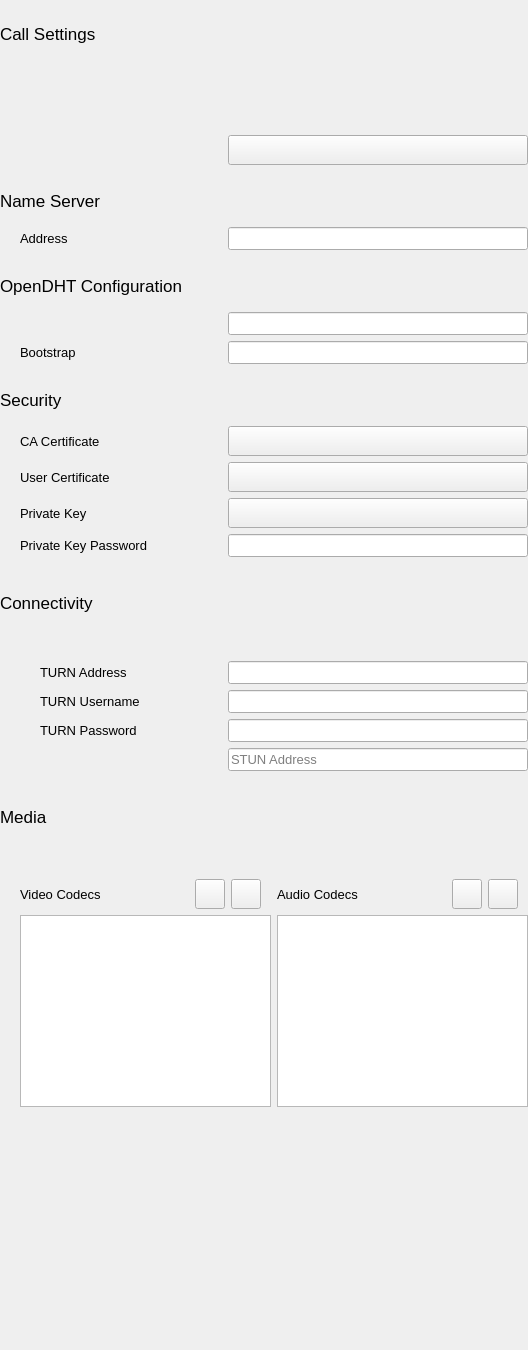
Above: src/advancedsettingswidget.ui from savoirfairelinux/jami-client-windows before the change. Below: the same form after it.
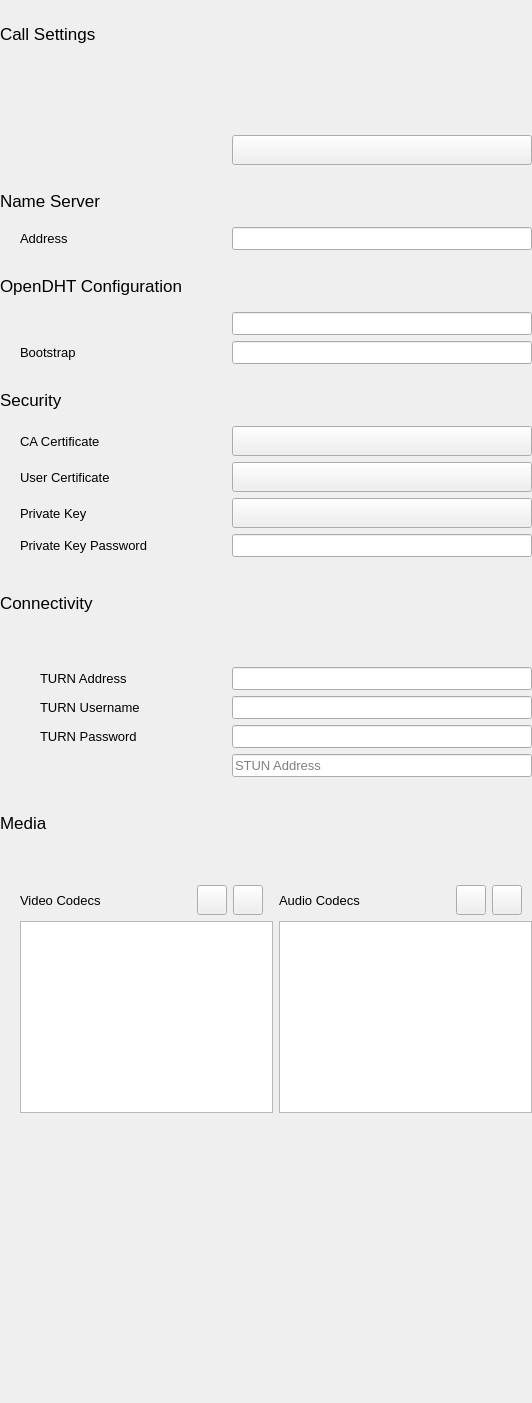
That is the form after the change. Icons and pictures are not drawn. Custom widgets are drawn as their Qt base class.

Commit message: peer discovery: add toggle swtich to enable auto connect                 on local network

Diff of the .ui file:
```diff
--- a/src/advancedsettingswidget.ui
+++ b/src/advancedsettingswidget.ui
@@ -6,8 +6,8 @@
    <rect>
     <x>0</x>
     <y>0</y>
-    <width>528</width>
-    <height>1350</height>
+    <width>532</width>
+    <height>1403</height>
    </rect>
   </property>
   <property name="windowTitle">
@@ -796,32 +796,19 @@
          <property name="leftMargin">
           <number>0</number>
          </property>
+         <item row="2" column="0">
+          <widget class="ToggleSwitch" name="checkBoxTurnEnable" native="true">
+           <property name="font">
+            <font>
+             <pointsize>10</pointsize>
+            </font>
+           </property>
+           <property name="text" stdset="0">
+            <string>Use TURN</string>
+           </property>
+          </widget>
+         </item>
          <item row="3" column="2">
-          <widget class="QLineEdit" name="lineEditTurnUsername">
-           <property name="font">
-            <font>
-             <pointsize>10</pointsize>
-            </font>
-           </property>
-          </widget>
-         </item>
-         <item row="0" column="1">
-          <spacer name="horizontalSpacer_5">
-           <property name="orientation">
-            <enum>Qt::Horizontal</enum>
-           </property>
-           <property name="sizeType">
-            <enum>QSizePolicy::MinimumExpanding</enum>
-           </property>
-           <property name="sizeHint" stdset="0">
-            <size>
-             <width>40</width>
-             <height>20</height>
-            </size>
-           </property>
-          </spacer>
-         </item>
-         <item row="2" column="2">
           <widget class="QLineEdit" name="lineEditTurnAddress">
            <property name="sizePolicy">
             <sizepolicy hsizetype="Fixed" vsizetype="Fixed">
@@ -845,99 +832,16 @@
            </property>
           </widget>
          </item>
-         <item row="5" column="2">
-          <widget class="QLineEdit" name="lineEditSTUNAddress">
-           <property name="font">
-            <font>
-             <pointsize>10</pointsize>
-            </font>
-           </property>
-           <property name="placeholderText">
-            <string>STUN Address</string>
-           </property>
-          </widget>
-         </item>
-         <item row="5" column="0">
-          <widget class="ToggleSwitch" name="checkBoxSTUNEnable" native="true">
-           <property name="font">
-            <font>
-             <pointsize>10</pointsize>
-            </font>
-           </property>
-           <property name="text" stdset="0">
-            <string>Use STUN</string>
-           </property>
-          </widget>
-         </item>
          <item row="4" column="2">
-          <widget class="QLineEdit" name="lineEditTurnPassword">
+          <widget class="QLineEdit" name="lineEditTurnUsername">
            <property name="font">
             <font>
              <pointsize>10</pointsize>
             </font>
-           </property>
-           <property name="echoMode">
-            <enum>QLineEdit::PasswordEchoOnEdit</enum>
-           </property>
-          </widget>
-         </item>
-         <item row="0" column="0">
-          <widget class="ToggleSwitch" name="checkBoxUPnP" native="true">
-           <property name="font">
-            <font>
-             <pointsize>10</pointsize>
-            </font>
-           </property>
-           <property name="text" stdset="0">
-            <string>Use UPnP</string>
-           </property>
-          </widget>
-         </item>
-         <item row="1" column="0">
-          <widget class="ToggleSwitch" name="checkBoxTurnEnable" native="true">
-           <property name="font">
-            <font>
-             <pointsize>10</pointsize>
-            </font>
-           </property>
-           <property name="text" stdset="0">
-            <string>Use TURN</string>
            </property>
           </widget>
          </item>
          <item row="4" column="0">
-          <layout class="QHBoxLayout" name="horizontalLayout_16">
-           <item>
-            <spacer name="horizontalSpacer">
-             <property name="orientation">
-              <enum>Qt::Horizontal</enum>
-             </property>
-             <property name="sizeType">
-              <enum>QSizePolicy::Fixed</enum>
-             </property>
-             <property name="sizeHint" stdset="0">
-              <size>
-               <width>20</width>
-               <height>20</height>
-              </size>
-             </property>
-            </spacer>
-           </item>
-           <item>
-            <widget class="QLabel" name="label_7">
-             <property name="font">
-              <font>
-               <pointsize>10</pointsize>
-              </font>
-             </property>
-             <property name="text">
-              <string>TURN Password</string>
-             </property>
-            </widget>
-           </item>
-          </layout>
-         </item>
-         <item row="3" column="0">
           <layout class="QHBoxLayout" name="horizontalLayout_17">
            <item>
             <spacer name="horizontalSpacer_4">
@@ -969,7 +873,7 @@
            </item>
           </layout>
          </item>
-         <item row="2" column="0">
+         <item row="3" column="0">
           <layout class="QHBoxLayout" name="horizontalLayout_18">
            <item>
             <spacer name="horizontalSpacer_6">
@@ -1001,6 +905,109 @@
            </item>
           </layout>
          </item>
+         <item row="1" column="0">
+          <widget class="ToggleSwitch" name="checkBoxUPnP" native="true">
+           <property name="font">
+            <font>
+             <pointsize>10</pointsize>
+            </font>
+           </property>
+           <property name="text" stdset="0">
+            <string>Use UPnP</string>
+           </property>
+          </widget>
+         </item>
+         <item row="6" column="2">
+          <widget class="QLineEdit" name="lineEditSTUNAddress">
+           <property name="font">
+            <font>
+             <pointsize>10</pointsize>
+            </font>
+           </property>
+           <property name="placeholderText">
+            <string>STUN Address</string>
+           </property>
+          </widget>
+         </item>
+         <item row="6" column="0">
+          <widget class="ToggleSwitch" name="checkBoxSTUNEnable" native="true">
+           <property name="font">
+            <font>
+             <pointsize>10</pointsize>
+            </font>
+           </property>
+           <property name="text" stdset="0">
+            <string>Use STUN</string>
+           </property>
+          </widget>
+         </item>
+         <item row="5" column="0">
+          <layout class="QHBoxLayout" name="horizontalLayout_16">
+           <item>
+            <spacer name="horizontalSpacer">
+             <property name="orientation">
+              <enum>Qt::Horizontal</enum>
+             </property>
+             <property name="sizeType">
+              <enum>QSizePolicy::Fixed</enum>
+             </property>
+             <property name="sizeHint" stdset="0">
+              <size>
+               <width>20</width>
+               <height>20</height>
+              </size>
+             </property>
+            </spacer>
+           </item>
+           <item>
+            <widget class="QLabel" name="label_7">
+             <property name="font">
+              <font>
+               <pointsize>10</pointsize>
+              </font>
+             </property>
+             <property name="text">
+              <string>TURN Password</string>
+             </property>
+            </widget>
+           </item>
+          </layout>
+         </item>
+         <item row="5" column="2">
+          <widget class="QLineEdit" name="lineEditTurnPassword">
+           <property name="font">
+            <font>
+             <pointsize>10</pointsize>
+            </font>
+           </property>
+           <property name="echoMode">
+            <enum>QLineEdit::PasswordEchoOnEdit</enum>
+           </property>
+          </widget>
+         </item>
+         <item row="1" column="1">
+          <spacer name="horizontalSpacer_5">
+           <property name="orientation">
+            <enum>Qt::Horizontal</enum>
+           </property>
+           <property name="sizeType">
+            <enum>QSizePolicy::MinimumExpanding</enum>
+           </property>
+           <property name="sizeHint" stdset="0">
+            <size>
+             <width>40</width>
+             <height>20</height>
+            </size>
+           </property>
+          </spacer>
+         </item>
+         <item row="0" column="0">
+          <widget class="ToggleSwitch" name="checkAutoConnectOnLocalNetwork" native="true">
+           <property name="text" stdset="0">
+            <string>Auto connect on local network</string>
+           </property>
+          </widget>
+         </item>
         </layout>
        </item>
       </layout>
```
The commit also changes 2 other files.
